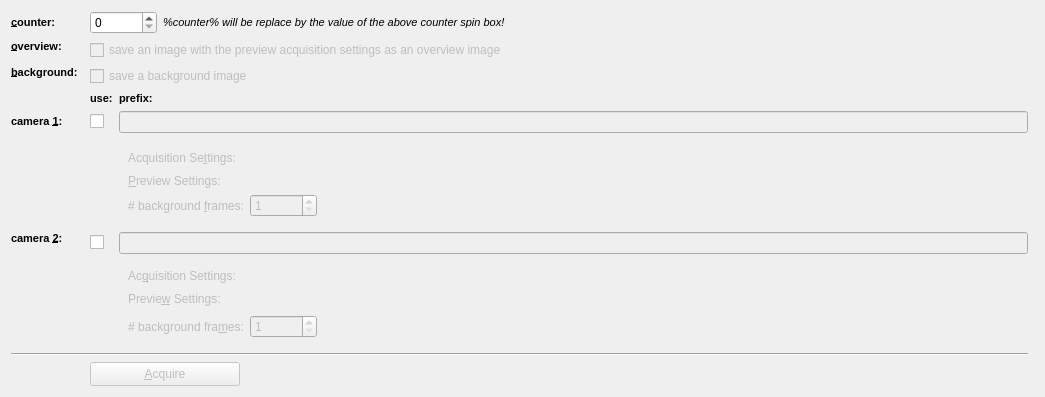
First picture: the form in plugins/spimb040/qfespimb040acquisitionconfigwidget2.ui, repository jkriege2/QuickFit3, before the edit.
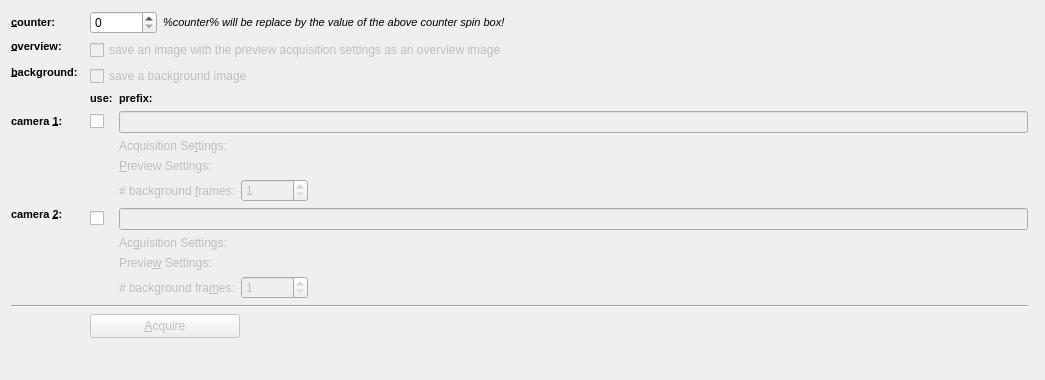
Second picture: the form after the edit. Icons and pictures are not drawn. Custom widgets are drawn as their Qt base class.

```diff
--- a/plugins/spimb040/qfespimb040acquisitionconfigwidget2.ui
+++ b/plugins/spimb040/qfespimb040acquisitionconfigwidget2.ui
@@ -255,7 +255,10 @@
      <property name="enabled">
       <bool>false</bool>
      </property>
-     <layout class="QGridLayout" name="widCam2Settings">
+     <layout class="QGridLayout" name="widCam2Settings" columnstretch="0,0">
+      <property name="margin">
+       <number>0</number>
+      </property>
       <item row="0" column="0">
        <widget class="QLabel" name="label_9">
         <property name="text">
@@ -266,14 +269,14 @@
         </property>
        </widget>
       </item>
-      <item row="1" column="1" colspan="2">
+      <item row="1" column="1">
        <widget class="QFCameraConfigEditorWidget" name="cmbPreviewSettings2" native="true">
         <property name="focusPolicy">
          <enum>Qt::TabFocus</enum>
         </property>
        </widget>
       </item>
-      <item row="0" column="1" colspan="2">
+      <item row="0" column="1">
        <widget class="QFCameraConfigEditorWidget" name="cmbAcquisitionSettings2" native="true">
         <property name="focusPolicy">
          <enum>Qt::TabFocus</enum>
@@ -301,6 +304,8 @@
        </widget>
       </item>
       <item row="2" column="1">
+       <layout class="QHBoxLayout" name="horizontalLayout_2">
+        <item>
        <widget class="QSpinBox" name="spinBackgroundFrames2">
         <property name="maximumSize">
          <size>
@@ -316,7 +321,7 @@
         </property>
        </widget>
       </item>
-      <item row="1" column="3">
+        <item>
        <spacer name="horizontalSpacer_2">
         <property name="orientation">
          <enum>Qt::Horizontal</enum>
@@ -330,6 +335,8 @@
        </spacer>
       </item>
      </layout>
+      </item>
+     </layout>
     </widget>
    </item>
    <item row="5" column="3">
@@ -337,8 +344,11 @@
      <property name="enabled">
       <bool>false</bool>
      </property>
-     <layout class="QGridLayout" name="gridLayout_2">
-      <item row="1" column="1" colspan="2">
+     <layout class="QGridLayout" name="gridLayout_2" columnstretch="0,0">
+      <property name="margin">
+       <number>0</number>
+      </property>
+      <item row="1" column="1">
        <widget class="QFCameraConfigEditorWidget" name="cmbPreviewSettings1" native="true">
         <property name="focusPolicy">
          <enum>Qt::TabFocus</enum>
@@ -355,7 +365,7 @@
         </property>
        </widget>
       </item>
-      <item row="0" column="1" colspan="2">
+      <item row="0" column="1">
        <widget class="QFCameraConfigEditorWidget" name="cmbAcquisitionSettings1" native="true">
         <property name="focusPolicy">
          <enum>Qt::TabFocus</enum>
@@ -383,6 +393,8 @@
        </widget>
       </item>
       <item row="2" column="1">
+       <layout class="QHBoxLayout" name="horizontalLayout">
+        <item>
        <widget class="QSpinBox" name="spinBackgroundFrames1">
         <property name="maximumSize">
          <size>
@@ -398,7 +410,7 @@
         </property>
        </widget>
       </item>
-      <item row="0" column="3">
+        <item>
        <spacer name="horizontalSpacer">
         <property name="orientation">
          <enum>Qt::Horizontal</enum>
@@ -412,6 +424,8 @@
        </spacer>
       </item>
      </layout>
+      </item>
+     </layout>
     </widget>
    </item>
   </layout>
```
Left out of the diff: 2 changed lines with no effect on the pictures. Lines whose indentation alone changed are shown as unchanged.
